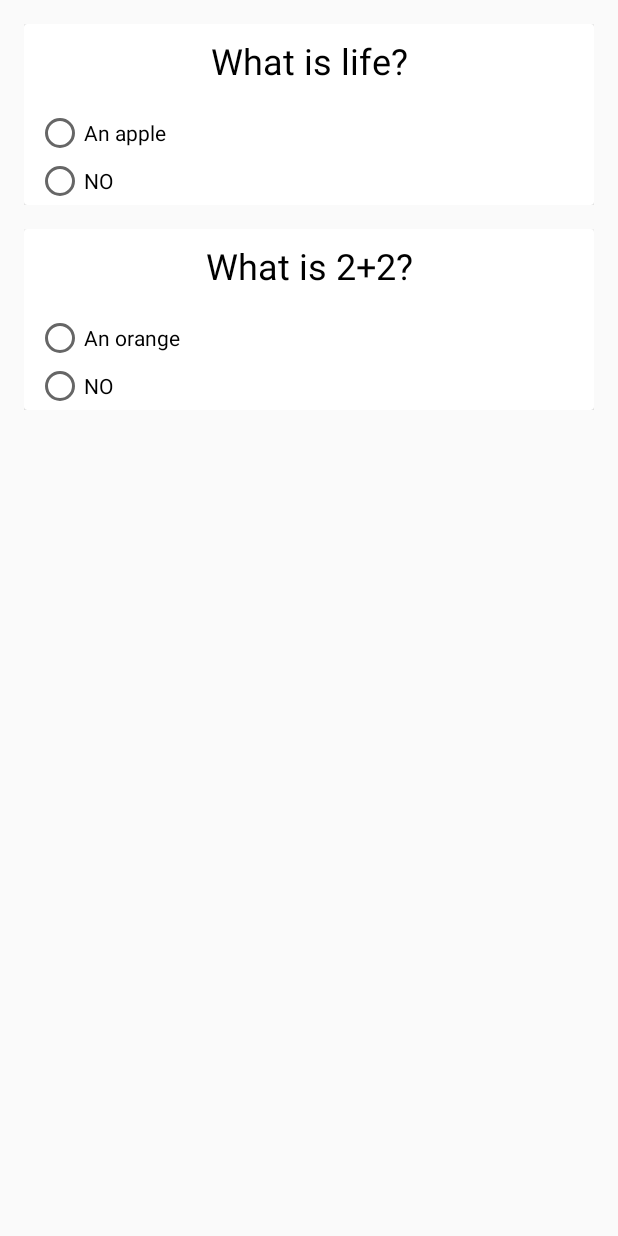
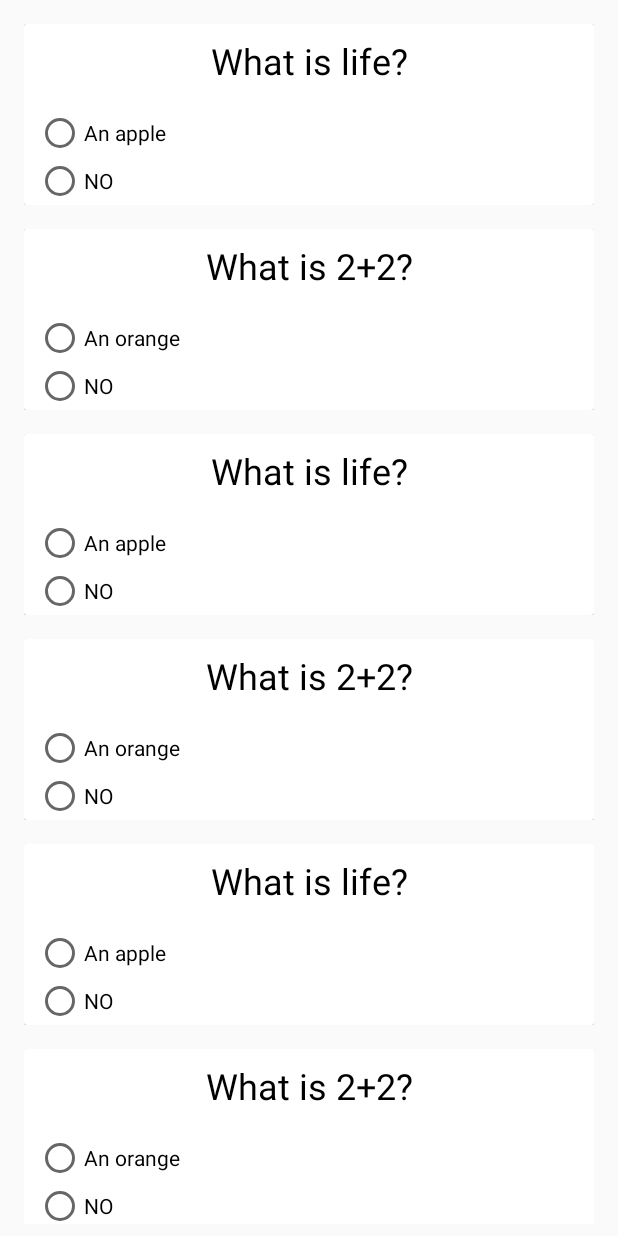
Before and after one commit to YousefHaggy/FBLA-Mobile-App, an Android app: the TestPage screen opened directly, with no data from a screen before it, on a phone screen of 412 x 824 dp. Run offline under Robolectric (Android 15) with nearby library versions, the phone set to English and light mode, and no system bars.

Commit message:
Tweaking recycler view

```diff
--- a/app/src/main/java/com/yousefhaggy/fblamobileapp/QuestionRecyclerViewAdapter.java
+++ b/app/src/main/java/com/yousefhaggy/fblamobileapp/QuestionRecyclerViewAdapter.java
@@ -50,23 +50,21 @@ public class QuestionRecyclerViewAdapter extends RecyclerView.Adapter<QuestionRe
     @Override
     public void onBindViewHolder(@NonNull final QuestionViewHolder questionViewHolder, int i) {
         questionViewHolder.questionText.setText(questions.get(i).question);
+        if(questionViewHolder.radioGroup.getChildCount()==0){
+        for (int c = 0; c < questions.get(i).choices.length; c++) {
+            final RadioButton answerChoice = new RadioButton(questionViewHolder.context);
 
-        for (int c = 0; c < questions.get(i).choices.length; c++) {
-            final RadioButton answerChoice=new RadioButton(questionViewHolder.context);
+            answerChoice.setText(questions.get(i).choices[c]);
+
             answerChoice.setOnCheckedChangeListener(new RadioButton.OnCheckedChangeListener() {
                 @Override
                 public void onCheckedChanged(CompoundButton compoundButton, boolean b) {
                     questions.get(questionViewHolder.getAdapterPosition()).setSelectedChoice(answerChoice.getText().toString());
-                    for(Question q: questions)
-                    {
-                        Log.e("RRRRR",q.getSelectedChoice()+" CORRECT ANSWER IS: "+q.answer);
-
-                    }
-
                 }
             });
-           answerChoice.setText(questions.get(i).choices[c]);
+
             questionViewHolder.radioGroup.addView(answerChoice);
+        }
         }
 
     }
--- a/app/src/main/java/com/yousefhaggy/fblamobileapp/TestPage.java
+++ b/app/src/main/java/com/yousefhaggy/fblamobileapp/TestPage.java
@@ -18,11 +18,12 @@ public class TestPage extends AppCompatActivity {
         RecyclerView testRecyclerView=(RecyclerView) findViewById(R.id.TestRecyclerView);
         LinearLayoutManager llm=new LinearLayoutManager(this);
         testRecyclerView.setLayoutManager(llm);
-        String[] choices={"An apple","NO"};
-        questionList.add(new Question("What is life?",choices,"NO"));
-        String[] choices2={"An orange","NO"};
-        questionList.add(new Question("What is 2+2?",choices2,"NO"));
-        Log.e("choices ",questionList.get(0).question);
+        for(int i=0; i<5;i++) {
+            String[] choices = {"An apple", "NO"};
+            questionList.add(new Question("What is life?", choices, "NO"));
+            String[] choices2 = {"An orange", "NO"};
+            questionList.add(new Question("What is 2+2?", choices2, "NO"));
+        }
         QuestionRecyclerViewAdapter questionRecyclerView=new QuestionRecyclerViewAdapter(questionList);
         testRecyclerView.setAdapter(questionRecyclerView);
     }
```
